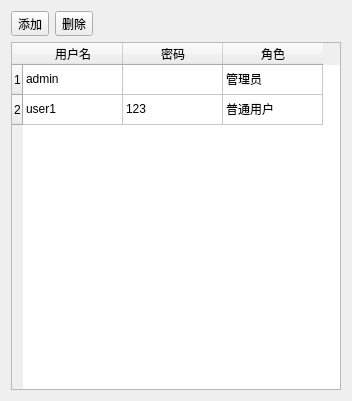
wanlong1215/test, file UserConfigDlg.ui: the form before one commit.
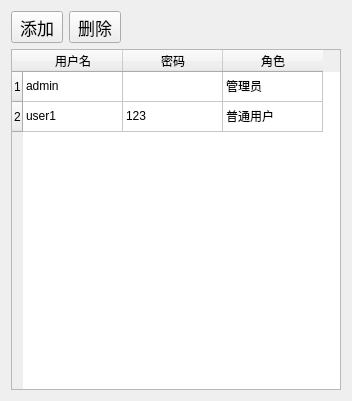
The form after the commit.

The edit to the form file:
```diff
--- a/UserConfigDlg.ui
+++ b/UserConfigDlg.ui
@@ -18,6 +18,11 @@
     <layout class="QHBoxLayout" name="horizontalLayout">
      <item>
       <widget class="QToolButton" name="toolButton">
+       <property name="font">
+        <font>
+         <pointsize>13</pointsize>
+        </font>
+       </property>
        <property name="text">
         <string>添加</string>
        </property>
@@ -25,6 +30,11 @@
      </item>
      <item>
       <widget class="QToolButton" name="toolButton_2">
+       <property name="font">
+        <font>
+         <pointsize>13</pointsize>
+        </font>
+       </property>
        <property name="text">
         <string>删除</string>
        </property>
```
Left out of the diff: 2 changed lines with no effect on the pictures.
